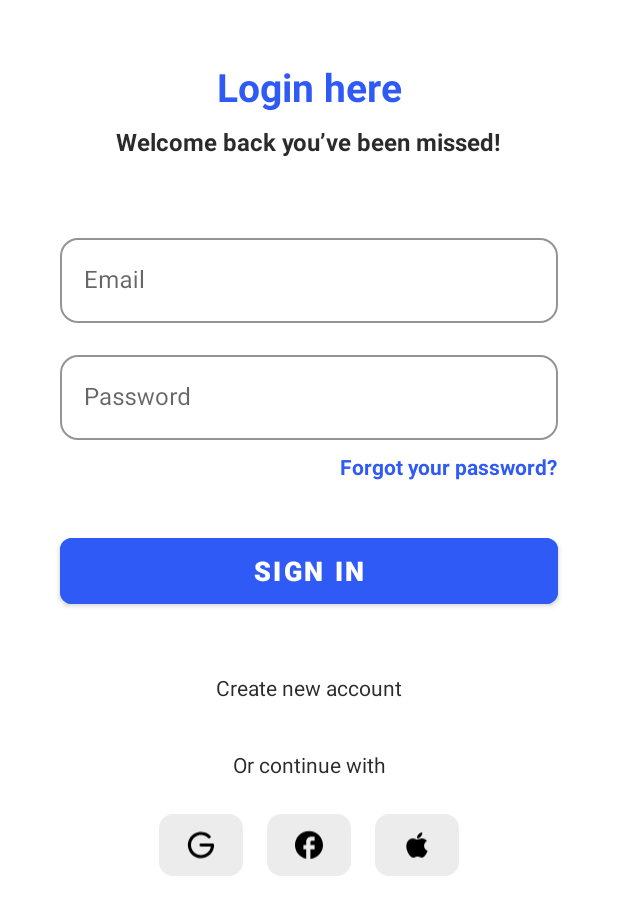
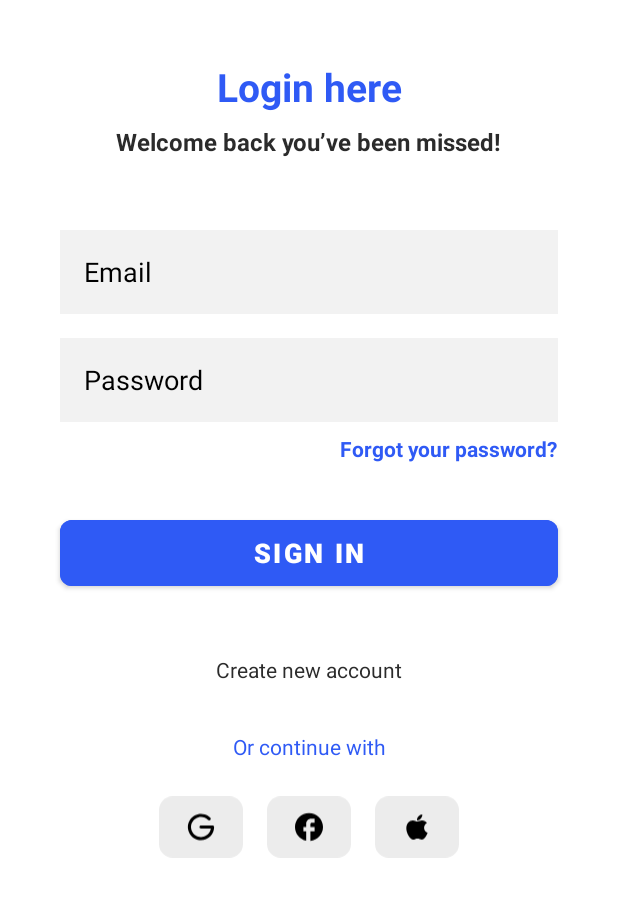
Before and after one commit to aquib9898/kotlinTask2, an Android app: the screen it shows after launch (AuthActivity), after a tap on "LOGIN", on a phone screen of 412 x 824 dp. Shown: the top 915 px of the screen. Run offline under Robolectric (Android 15) with nearby library versions, the phone set to English and light mode, and no system bars.

Commit message:
crash fix and font color changes

```diff
--- a/app/src/main/java/com/example/sdc_si_kotlin2/WelcomeFragment.kt
+++ b/app/src/main/java/com/example/sdc_si_kotlin2/WelcomeFragment.kt
@@ -4,6 +4,7 @@ import android.os.Bundle
 import android.view.LayoutInflater
 import android.view.View
 import android.view.ViewGroup
+import android.widget.TextView
 import androidx.fragment.app.Fragment
 import com.google.android.material.button.MaterialButton
 
@@ -21,7 +22,7 @@ class WelcomeFragment : Fragment() {
         super.onViewCreated(view, savedInstanceState)
 
         val loginBtn: MaterialButton = view.findViewById(R.id.btn_bottom_login)
-        val registerBtn: MaterialButton = view.findViewById(R.id.btn_bottom_register)
+        val registerLink: TextView = view.findViewById(R.id.tv_bottom_register)
 
         loginBtn.setOnClickListener {
             parentFragmentManager.beginTransaction()
@@ -30,7 +31,7 @@ class WelcomeFragment : Fragment() {
                 .commit()
         }
 
-        registerBtn.setOnClickListener {
+        registerLink.setOnClickListener {
             parentFragmentManager.beginTransaction()
                 .replace(R.id.fragment_container, RegisterFragment())
                 .addToBackStack(null)
--- a/app/src/main/res/layout/fragment_login.xml
+++ b/app/src/main/res/layout/fragment_login.xml
@@ -38,61 +38,41 @@
             app:layout_constraintStart_toStartOf="parent"
             app:layout_constraintEnd_toEndOf="parent"/>
 
-        <com.google.android.material.textfield.TextInputLayout
-            android:id="@+id/til_user_email"
-            style="@style/Widget.MaterialComponents.TextInputLayout.OutlinedBox"
+        <EditText
+            android:id="@+id/et_user_email"
             android:layout_width="0dp"
-            android:layout_height="wrap_content"
+            android:layout_height="56dp"
             android:layout_marginTop="48dp"
             android:layout_marginStart="40dp"
             android:layout_marginEnd="40dp"
             android:hint="Email"
-            app:boxCornerRadiusTopStart="12dp"
-            app:boxCornerRadiusTopEnd="12dp"
-            app:boxCornerRadiusBottomStart="12dp"
-            app:boxCornerRadiusBottomEnd="12dp"
-            app:boxStrokeColor="#2F5AF5"
-            app:hintTextColor="#2F5AF5"
-            android:elevation="2dp"
+            android:textColorHint="#000000"
+            android:background="#F2F2F2"
+            android:paddingStart="16dp"
+            android:paddingEnd="16dp"
+            android:inputType="textEmailAddress"
+            android:textColor="#2B2B2B"
             app:layout_constraintTop_toBottomOf="@id/tv_welcome_back"
             app:layout_constraintStart_toStartOf="parent"
-            app:layout_constraintEnd_toEndOf="parent">
+            app:layout_constraintEnd_toEndOf="parent"/>
 
-            <com.google.android.material.textfield.TextInputEditText
-                android:id="@+id/et_user_email"
-                android:layout_width="match_parent"
-                android:layout_height="wrap_content"
-                android:inputType="textEmailAddress"
-                android:textColor="#2B2B2B"/>
-        </com.google.android.material.textfield.TextInputLayout>
-
-        <com.google.android.material.textfield.TextInputLayout
-            android:id="@+id/til_user_password"
-            style="@style/Widget.MaterialComponents.TextInputLayout.OutlinedBox"
+        <EditText
+            android:id="@+id/et_user_password"
             android:layout_width="0dp"
-            android:layout_height="wrap_content"
+            android:layout_height="56dp"
             android:layout_marginTop="16dp"
             android:layout_marginStart="40dp"
             android:layout_marginEnd="40dp"
             android:hint="Password"
-            app:boxCornerRadiusTopStart="12dp"
-            app:boxCornerRadiusTopEnd="12dp"
-            app:boxCornerRadiusBottomStart="12dp"
-            app:boxCornerRadiusBottomEnd="12dp"
-            app:boxStrokeColor="#2F5AF5"
-            app:hintTextColor="#2F5AF5"
-            android:elevation="2dp"
-            app:layout_constraintTop_toBottomOf="@id/til_user_email"
+            android:textColorHint="#000000"
+            android:background="#F2F2F2"
+            android:paddingStart="16dp"
+            android:paddingEnd="16dp"
+            android:inputType="textPassword"
+            android:textColor="#2B2B2B"
+            app:layout_constraintTop_toBottomOf="@id/et_user_email"
             app:layout_constraintStart_toStartOf="parent"
-            app:layout_constraintEnd_toEndOf="parent">
-
-            <com.google.android.material.textfield.TextInputEditText
-                android:id="@+id/et_user_password"
-                android:layout_width="match_parent"
-                android:layout_height="wrap_content"
-                android:inputType="textPassword"
-                android:textColor="#2B2B2B"/>
-        </com.google.android.material.textfield.TextInputLayout>
+            app:layout_constraintEnd_toEndOf="parent"/>
 
         <TextView
             android:id="@+id/tv_forgot_password"
@@ -103,7 +83,7 @@
             android:textSize="14sp"
             android:textStyle="bold"
             android:layout_marginTop="8dp"
-            app:layout_constraintTop_toBottomOf="@id/til_user_password"
+            app:layout_constraintTop_toBottomOf="@id/et_user_password"
             app:layout_constraintEnd_toEndOf="parent"
             android:layout_marginEnd="40dp"/>
 
@@ -141,7 +121,7 @@
             android:layout_width="wrap_content"
             android:layout_height="wrap_content"
             android:text="Or continue with"
-            android:textColor="#2B2B2B"
+            android:textColor="#2F5AF5"
             android:textSize="14sp"
             android:layout_marginTop="32dp"
             app:layout_constraintTop_toBottomOf="@id/tv_create_account_link"
```
Also changed, not shown: app/src/main/res/layout/fragment_register.xml (+18 -24 lines), app/src/main/res/layout/fragment_welcome.xml (+7 -6 lines).
